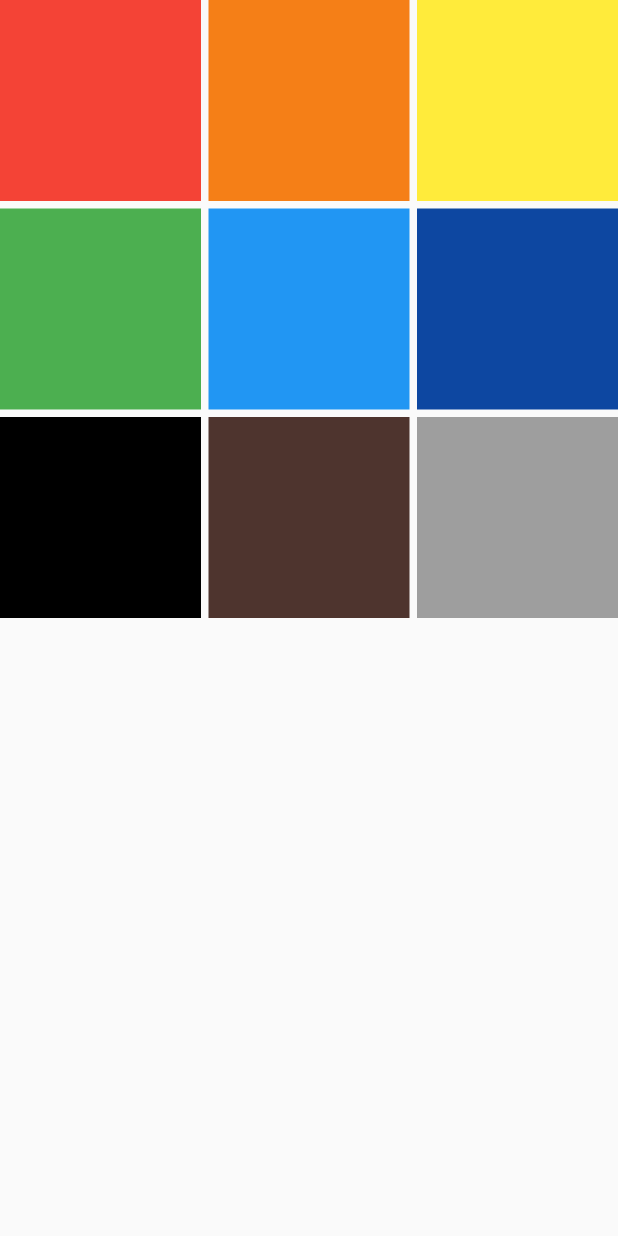
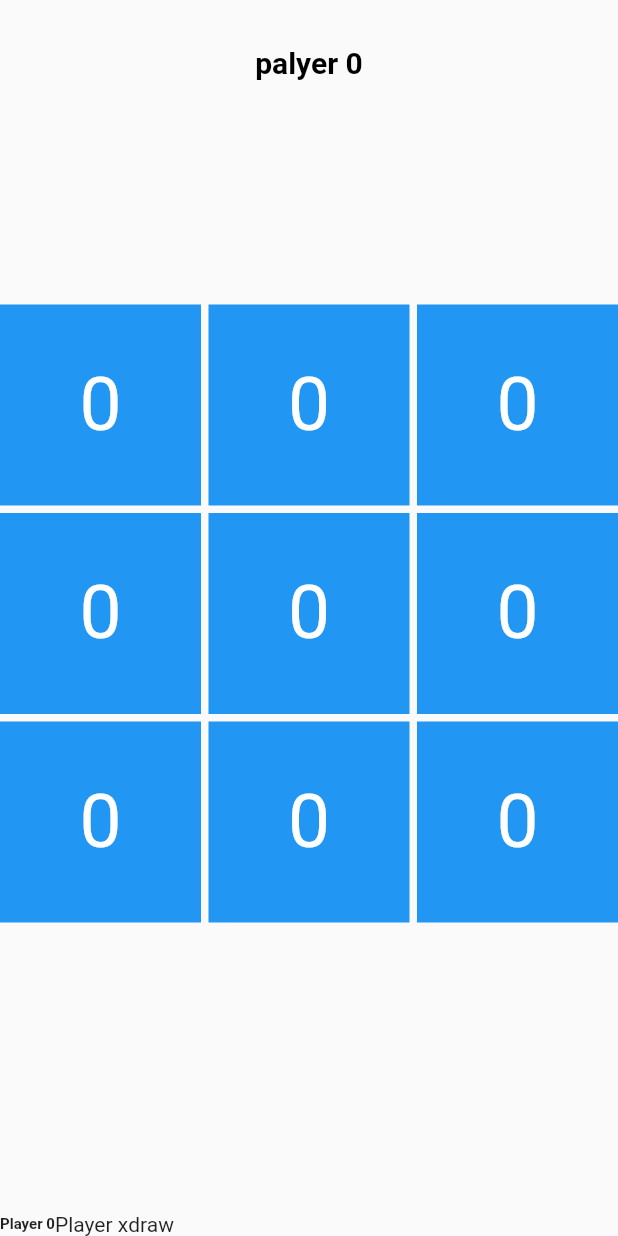
Before and after one commit to yash-suvagiya/my_practice, a Flutter app: the screen it shows after launch, on a phone screen of 412 x 824 dp. Run offline on Flutter 3.47's test engine with Material 2 defaults, Android fonts, the phone set to English and light mode, and no system bars; key blocks and very long unbroken strings in the code were emptied for the run.

Commit message:
tik-tac(continue)

```diff
--- a/lib/main.dart
+++ b/lib/main.dart
@@ -1,4 +1,6 @@
 import 'package:flutter/material.dart';
+import 'package:my_practice/stateful_widget_ui/Color_ui.dart';
+import 'package:my_practice/stateful_widget_ui/tik_tac_ui.dart';
 import 'package:my_practice/statefull_widget_demo/counter_app.dart';
 import 'package:my_practice/statefull_widget_demo/grid.view.color.changer.ui.dart';
 
@@ -10,9 +12,9 @@ class MyApp extends StatelessWidget {
   const MyApp({super.key});
   @override
   Widget build(BuildContext context) {
-    return const MaterialApp(
+    return MaterialApp(
       debugShowCheckedModeBanner: false,
-      home: ColorChanger(),
+      home: Tictac(),
     );
   }
 }
--- /dev/null
+++ b/lib/stateful_widget_ui/tik_tac_logic.dart
@@ -0,0 +1,15 @@
+import 'package:flutter/material.dart';
+
+class Player {
+  static const x = "x";
+  static const o = "o";
+  static const empty = null;
+}
+
+class Game {
+  static final boardlenth = 9;
+  static final blocSize = 10;
+  List<String>? board;
+  static List<String>? initGameBoard() =>
+      List.generate(boardlenth, (index) => Player.empty);
+}
--- /dev/null
+++ b/lib/stateful_widget_ui/tik_tac_ui.dart
@@ -0,0 +1,69 @@
+import 'package:flutter/material.dart';
+
+class Tictac extends StatefulWidget {
+  const Tictac({super.key});
+  @override
+  State<Tictac> createState() => _Tictak();
+}
+
+class _Tictak extends State<Tictac> {
+  @override
+  Widget build(BuildContext context) {
+    return Scaffold(
+      body: Column(
+        children: [
+          Padding(
+            padding: const EdgeInsets.only(top: 30),
+            child: Text(
+              'palyer 0',
+              style: TextStyle(
+                fontSize: 20,
+                color: Colors.black,
+                fontWeight: FontWeight.bold,
+              ),
+            ),
+          ),
+          SizedBox(
+            height: 150,
+          ),
+          Expanded(
+            child: GridView.count(
+              crossAxisCount: 03,
+              mainAxisSpacing: 05,
+              crossAxisSpacing: 05,
+              children: [
+                ...List.generate(
+                  09,
+                  (index) => GestureDetector(
+                    child: Container(
+                      alignment: Alignment.center,
+                      color: Colors.blue,
+                      child: Text(
+                        '0',
+                        style: TextStyle(
+                          color: Colors.white,
+                          fontSize: 50,
+                        ),
+                      ),
+                    ),
+                    onTap: () {},
+                  ),
+                ),
+              ],
+            ),
+          ),
+          Row(
+            children: [
+              Text(
+                'Player 0',
+                style: TextStyle(fontWeight: FontWeight.bold, fontSize: 10),
+              ),
+              Text('Player x'),
+              Text('draw'),
+            ],
+          ),
+        ],
+      ),
+    );
+  }
+}
```
Also changed, not shown: lib/stateful_widget_ui/Color_ui.dart (added, +39 -0 lines), lib/stateful_widget_ui/color_logic.dart (added, +14 -0 lines).
